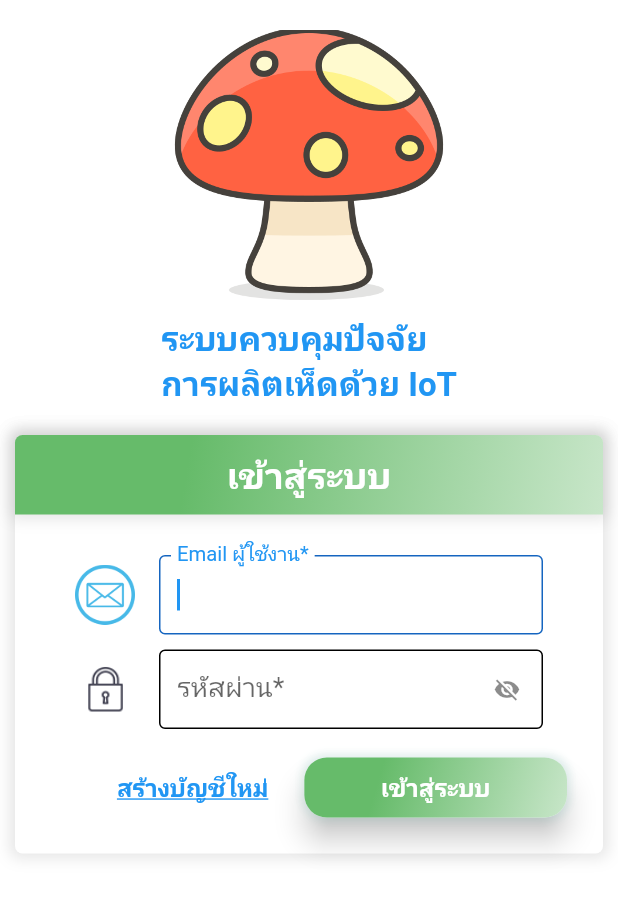
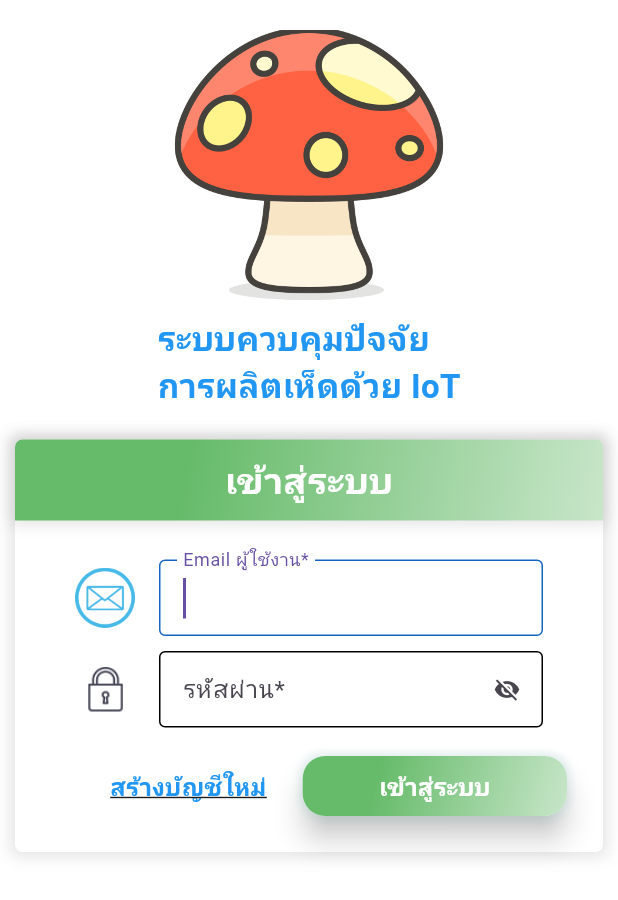
Before and after one commit to kanphob/iot_mushroom, a Flutter app: the screen it shows after launch, on a phone screen of 412 x 824 dp. Shown: the top 900 px of the screen. Run offline on Flutter 3.47's test engine with Material 2 defaults, Android fonts, the phone set to English and light mode, and no system bars; our stand-ins replace cloud_firestore, datetime_picker_formfield, firebase_auth, firebase_core, flutter_datetime_picker, google_fonts and 1 more; accounts and stored records are empty.

Commit message:
แก้ เช็ค SingIn flutter sdk 3.0.0

```diff
--- a/lib/Screen/home_page.dart
+++ b/lib/Screen/home_page.dart
@@ -6,7 +6,9 @@ import 'package:siwat_mushroom/Screen/product/daily_product_list_screen.dart';
 import 'package:firebase_auth/firebase_auth.dart';
 
 class HomePage extends StatefulWidget {
-  const HomePage({Key? key}) : super(key: key);
+  const HomePage({
+    Key? key,
+  }) : super(key: key);
 
   @override
   _HomePageState createState() => _HomePageState();
--- a/lib/main.dart
+++ b/lib/main.dart
@@ -1,7 +1,10 @@
 import 'package:flutter/foundation.dart';
 import 'package:flutter/material.dart';
+import 'package:siwat_mushroom/Screen/home_page.dart';
 import 'package:siwat_mushroom/login_screen.dart';
 import 'package:firebase_core/firebase_core.dart';
+import 'package:provider/provider.dart';
+import 'package:firebase_auth/firebase_auth.dart';
 
 Future<void> main() async {
   WidgetsFlutterBinding.ensureInitialized();
@@ -24,6 +27,10 @@ class MyApp extends StatelessWidget {
       debugShowCheckedModeBanner: false,
       theme: ThemeData(
         primarySwatch: Colors.blue,
+        useMaterial3: true,
+        appBarTheme: const AppBarTheme(
+          backgroundColor: Colors.blue,
+        ),
         scrollbarTheme: ScrollbarThemeData(
           thickness: MaterialStateProperty.all(8.00),
           trackVisibility: MaterialStateProperty.all(true),
@@ -38,7 +45,16 @@ class MyApp extends StatelessWidget {
           errorBorder: const OutlineInputBorder(),
         ),
       ),
-      home: const LoginScreen(),
+      home: StreamBuilder<User?>(
+        stream: FirebaseAuth.instance.authStateChanges(),
+        builder: (_, snapshot) {
+          if (!snapshot.hasData) {
+            return const LoginScreen();
+          } else {
+            return const HomePage();
+          }
+        },
+      ),
     );
   }
 
--- a/lib/provider/login_screen_provider.dart
+++ b/lib/provider/login_screen_provider.dart
@@ -11,7 +11,7 @@ import 'package:shared_preferences/shared_preferences.dart';
 class LoginScreenProvider with ChangeNotifier {
   final BuildContext context;
   LoginScreenProvider({required this.context}) {
-    checkLoggedIn();
+    // checkLoggedIn();
   }
 
   final GlobalKey<FormState> loginFormKey = GlobalKey<FormState>();
```
